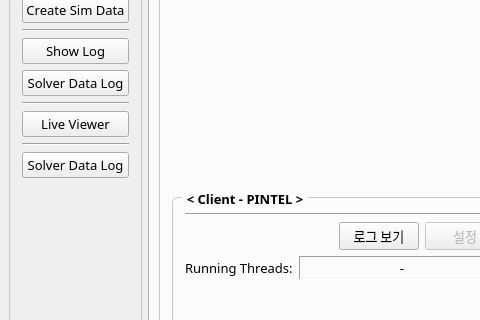
thisisHenney/DataHub, file View/main_window.ui: the form before one commit; both pictures show x 0 to 480 and y 227 to 547 of the 1201 by 877 pixel window.
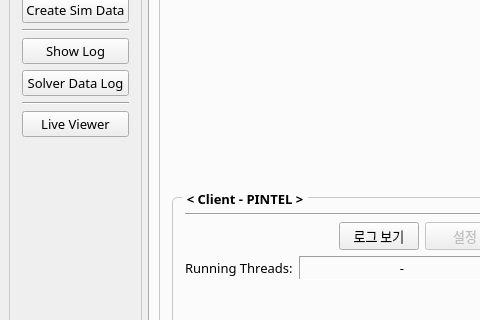
The form after the commit.

The edit to the form file:
```diff
--- a/View/main_window.ui
+++ b/View/main_window.ui
@@ -258,35 +258,6 @@
            </property>
           </widget>
          </item>
-         <item>
-          <widget class="Line" name="line_10">
-           <property name="font">
-            <font>
-             <family>나눔스퀘어라운드</family>
-             <pointsize>10</pointsize>
-            </font>
-           </property>
-           <property name="orientation">
-            <enum>Qt::Orientation::Horizontal</enum>
-           </property>
-          </widget>
-         </item>
-         <item>
-          <widget class="QPushButton" name="pushButton_open_solver_data_log_2">
-           <property name="enabled">
-            <bool>true</bool>
-           </property>
-           <property name="font">
-            <font>
-             <family>나눔스퀘어라운드</family>
-             <pointsize>10</pointsize>
-            </font>
-           </property>
-           <property name="text">
-            <string>Solver Data Log</string>
-           </property>
-          </widget>
-         </item>
          <item>
           <spacer name="verticalSpacer_7">
            <property name="font">
```
